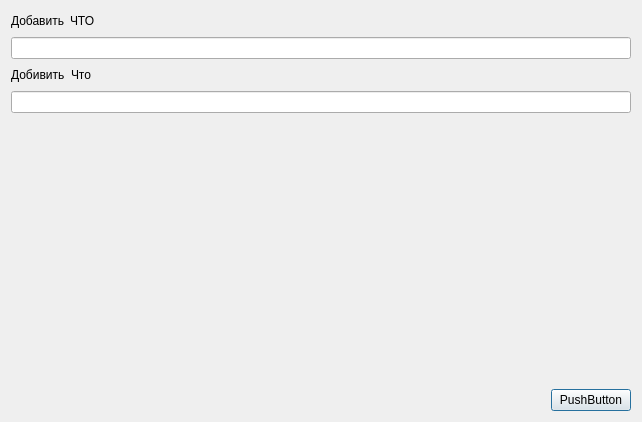
First picture: the form in addvariants.ui, repository Rayzedan/SystemControlStudent, before the edit.
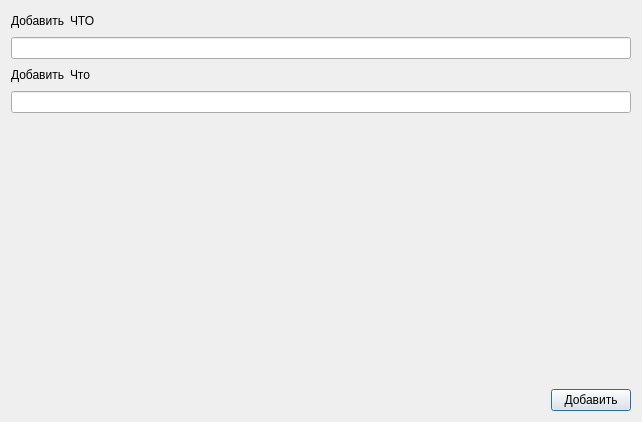
Second picture: the form after the edit.

Diff of the .ui file:
```diff
--- a/addvariants.ui
+++ b/addvariants.ui
@@ -53,7 +53,7 @@
      <item>
       <widget class="QLabel" name="label_3">
        <property name="text">
-        <string>Добивить</string>
+        <string>Добавить</string>
        </property>
       </widget>
      </item>
@@ -113,7 +113,7 @@
      <item>
       <widget class="QPushButton" name="pushButton">
        <property name="text">
-        <string>PushButton</string>
+        <string>Добавить</string>
        </property>
       </widget>
      </item>
```
